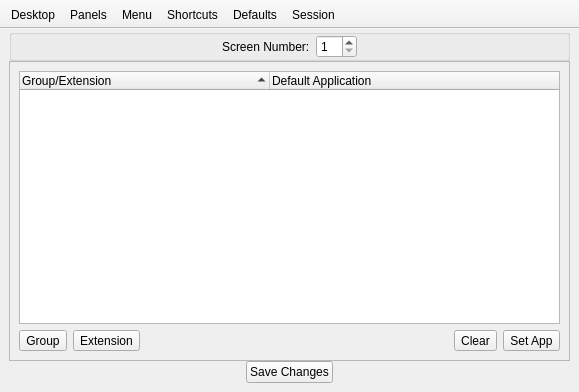
Above: lumina-config/mainUI.ui from lumina-desktop/lumina before the change. Below: the same form after it.
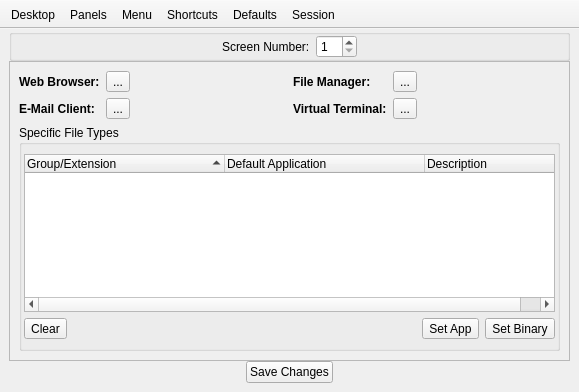
That is the form after the change. The open tabs and pages were chosen to show the change.

Commit message:
Update the XDG MIME inplementation to support the draft standards for registering default application (Note: does not use the mime association routines, just defaults)
Lumina-config will now use this backend system for default app registrations, but lumina-open does not use it yet. Also, the defaults tab in lumina-config is still not completely updated yet (resulting in some breakage or unusable buttons).

DO NOT BUILD FROM THIS REVISION - Will be fixed very soon but needed a git snapshot

The edit to the form file:
```diff
--- a/lumina-config/mainUI.ui
+++ b/lumina-config/mainUI.ui
@@ -1020,6 +1020,124 @@
       <widget class="QWidget" name="page_defaults">
        <layout class="QVBoxLayout" name="verticalLayout_9">
         <item>
+         <layout class="QGridLayout" name="gridLayout_2">
+          <item row="0" column="0">
+           <layout class="QFormLayout" name="formLayout_6">
+            <property name="fieldGrowthPolicy">
+             <enum>QFormLayout::ExpandingFieldsGrow</enum>
+            </property>
+            <item row="0" column="0">
+             <widget class="QLabel" name="label_19">
+              <property name="font">
+               <font>
+                <weight>75</weight>
+                <bold>true</bold>
+               </font>
+              </property>
+              <property name="text">
+               <string>Web Browser:</string>
+              </property>
+             </widget>
+            </item>
+            <item row="0" column="1">
+             <widget class="QToolButton" name="tool_default_webbrowser">
+              <property name="text">
+               <string notr="true">...</string>
+              </property>
+              <property name="toolButtonStyle">
+               <enum>Qt::ToolButtonTextBesideIcon</enum>
+              </property>
+             </widget>
+            </item>
+            <item row="1" column="0">
+             <widget class="QLabel" name="label_20">
+              <property name="font">
+               <font>
+                <weight>75</weight>
+                <bold>true</bold>
+               </font>
+              </property>
+              <property name="text">
+               <string>E-Mail Client:</string>
+              </property>
+             </widget>
+            </item>
+            <item row="1" column="1">
+             <widget class="QToolButton" name="tool_default_email">
+              <property name="text">
+               <string notr="true">...</string>
+              </property>
+              <property name="toolButtonStyle">
+               <enum>Qt::ToolButtonTextBesideIcon</enum>
+              </property>
+             </widget>
+            </item>
+           </layout>
+          </item>
+          <item row="0" column="1">
+           <layout class="QFormLayout" name="formLayout_7">
+            <item row="0" column="0">
+             <widget class="QLabel" name="label_21">
+              <property name="font">
+               <font>
+                <weight>75</weight>
+                <bold>true</bold>
+               </font>
+              </property>
+              <property name="text">
+               <string>File Manager:</string>
+              </property>
+             </widget>
+            </item>
+            <item row="1" column="0">
+             <widget class="QLabel" name="label_22">
+              <property name="font">
+               <font>
+                <weight>75</weight>
+                <bold>true</bold>
+               </font>
+              </property>
+              <property name="text">
+               <string>Virtual Terminal:</string>
+              </property>
+             </widget>
+            </item>
+            <item row="0" column="1">
+             <widget class="QToolButton" name="tool_default_filemanager">
+              <property name="text">
+               <string>...</string>
+              </property>
+             </widget>
+            </item>
+            <item row="1" column="1">
+             <widget class="QToolButton" name="tool_default_terminal">
+              <property name="text">
+               <string>...</string>
+              </property>
+             </widget>
+            </item>
+           </layout>
+          </item>
+         </layout>
+        </item>
+        <item>
+         <widget class="QGroupBox" name="group_default_filetypes">
+          <property name="font">
+           <font>
+            <italic>false</italic>
+           </font>
+          </property>
+          <property name="title">
+           <string>Specific File Types</string>
+          </property>
+          <layout class="QVBoxLayout" name="verticalLayout_15">
+           <property name="leftMargin">
+            <number>2</number>
+           </property>
+           <property name="rightMargin">
+            <number>2</number>
+           </property>
+           <item>
          <widget class="QTreeWidget" name="tree_defaults">
           <property name="iconSize">
            <size>
@@ -1040,7 +1158,7 @@
            <bool>true</bool>
           </property>
           <attribute name="headerDefaultSectionSize">
-           <number>250</number>
+              <number>200</number>
           </attribute>
           <attribute name="headerMinimumSectionSize">
            <number>150</number>
@@ -1055,43 +1173,15 @@
             <string>Default Application</string>
            </property>
           </column>
+             <column>
+              <property name="text">
+               <string>Description</string>
+              </property>
+             </column>
          </widget>
         </item>
         <item>
          <layout class="QHBoxLayout" name="horizontalLayout_16">
-          <item>
-           <widget class="QToolButton" name="tool_defaults_addgroup">
-            <property name="text">
-             <string>Group</string>
-            </property>
-            <property name="toolButtonStyle">
-             <enum>Qt::ToolButtonTextBesideIcon</enum>
-            </property>
-           </widget>
-          </item>
-          <item>
-           <widget class="QToolButton" name="tool_defaults_addextension">
-            <property name="text">
-             <string>Extension</string>
-            </property>
-            <property name="toolButtonStyle">
-             <enum>Qt::ToolButtonTextBesideIcon</enum>
-            </property>
-           </widget>
-          </item>
-          <item>
-           <spacer name="horizontalSpacer_13">
-            <property name="orientation">
-             <enum>Qt::Horizontal</enum>
-            </property>
-            <property name="sizeHint" stdset="0">
-             <size>
-              <width>40</width>
-              <height>20</height>
-             </size>
-            </property>
-           </spacer>
-          </item>
           <item>
            <widget class="QToolButton" name="tool_defaults_clear">
             <property name="text">
@@ -1102,6 +1192,19 @@
             </property>
            </widget>
           </item>
+             <item>
+              <spacer name="horizontalSpacer_13">
+               <property name="orientation">
+                <enum>Qt::Horizontal</enum>
+               </property>
+               <property name="sizeHint" stdset="0">
+                <size>
+                 <width>40</width>
+                 <height>20</height>
+                </size>
+               </property>
+              </spacer>
+             </item>
           <item>
            <widget class="QToolButton" name="tool_defaults_set">
             <property name="text">
@@ -1112,7 +1215,23 @@
             </property>
            </widget>
           </item>
-         </layout>
+             <item>
+              <widget class="QToolButton" name="tool_defaults_setbin">
+               <property name="text">
+                <string>Set Binary</string>
+               </property>
+               <property name="toolButtonStyle">
+                <enum>Qt::ToolButtonTextBesideIcon</enum>
+               </property>
+              </widget>
+             </item>
+            </layout>
+           </item>
+          </layout>
+          <zorder>tree_defaults</zorder>
+          <zorder>tree_defaults</zorder>
+          <zorder></zorder>
+         </widget>
         </item>
        </layout>
       </widget>
```
Left out of the diff: 12 changed lines with no effect on the pictures. Lines whose indentation alone changed are shown as unchanged. The commit also changes 4 other files.
